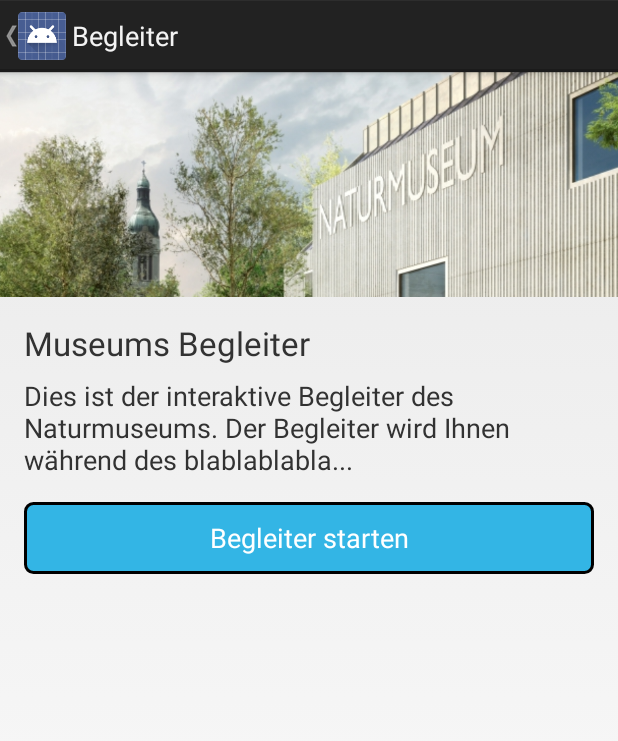
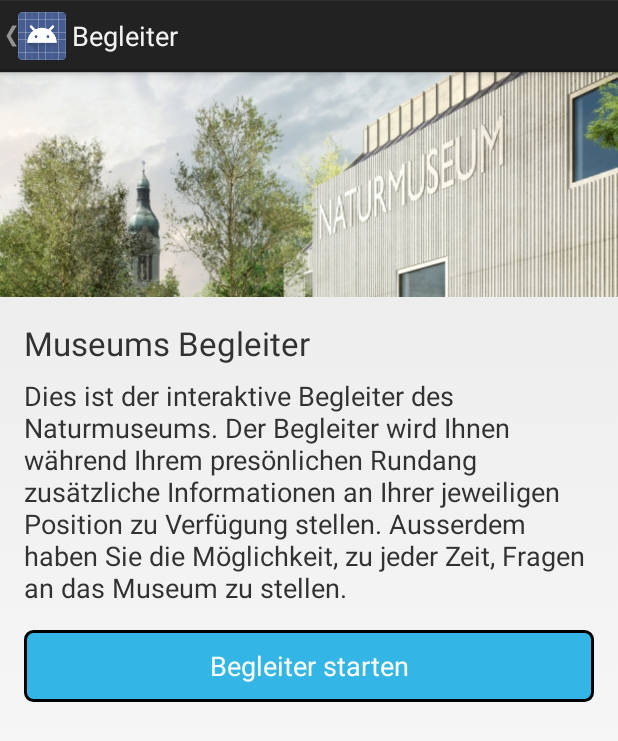
Before and after one commit to HSR-Challenge-Projekt-2014/AndroidApp, an Android app: the screen it shows after launch (HomeActivity), on a phone screen of 412 x 824 dp. Shown: the top 741 px of the screen. Run offline under Robolectric (Android 15) with nearby library versions, the phone set to English and light mode, and no system bars; 2 statements that could not run were skipped.

Commit message:
Added new main icon and revised some texts

```diff
--- a/app/src/main/AndroidManifest.xml
+++ b/app/src/main/AndroidManifest.xml
@@ -10,7 +10,7 @@
 
     <application
             android:allowBackup="true"
-            android:icon="@drawable/ic_guide"
+            android:icon="@drawable/ic_owl"
             android:label="@string/app_name"
             android:theme="@style/AppTheme">
         <activity
--- a/app/src/main/java/ch/hsr/challp/museum/helper/FragmentName.java
+++ b/app/src/main/java/ch/hsr/challp/museum/helper/FragmentName.java
@@ -7,7 +7,7 @@ import ch.hsr.challp.museum.R;
 
 public enum FragmentName {
 
-    GUIDE(0, R.string.title_companion, R.drawable.ic_guide, false),
+    GUIDE(0, R.string.title_companion, R.drawable.ic_owl_dark, false),
     GUIDE_RUNNING(0, R.string.title_companion, -1, true), GUIDE_STOPPED(0, R.string.title_companion,
             -1, false), POI(0, R.string.title_companion, -1, true),
     QUESTIONS(1, R.string.title_question, R.drawable.ic_action_help_light, true),
--- a/app/src/main/java/ch/hsr/challp/museum/service/BeaconServiceNotificationProvider.java
+++ b/app/src/main/java/ch/hsr/challp/museum/service/BeaconServiceNotificationProvider.java
@@ -71,7 +71,7 @@ public class BeaconServiceNotificationProvider {
         NotificationCompat.BigTextStyle bigTextStyle = new NotificationCompat.BigTextStyle();
         bigTextStyle.bigText("Zur App wechseln");
         builder.setStyle(bigTextStyle);
-        builder.setSmallIcon(R.drawable.ic_guide);
+        builder.setSmallIcon(R.drawable.ic_owl);
         builder.setVibrate(null);
         notificationManager.notify(NOTIFICATION_ID, builder.build());
     }
--- a/app/src/main/res/layout/fragment_guide_running.xml
+++ b/app/src/main/res/layout/fragment_guide_running.xml
@@ -34,7 +34,7 @@
                         android:layout_width="match_parent"
                         android:layout_height="wrap_content"
                         android:paddingBottom="@dimen/element_spacing_wide"
-                        android:text="An dieser Position sind keine zusätzlichen Informationen verfügbar."
+                        android:text="An dieser Position sind keine zusätzlichen Informationen verfügbar. Sie werden Informiert, sobald sich dies ändert."
                         android:textSize="@dimen/font_medium"/>
 
                 <ImageView
@@ -51,7 +51,7 @@
                         android:layout_width="match_parent"
                         android:layout_height="wrap_content"
                         android:paddingBottom="@dimen/element_spacing_wide"
-                        android:text="In der Zwischenzeit können Sie beantwortete Besucher-Fragen duchsehen."
+                        android:text="In der Zwischenzeit können Sie beantwortete Besucher-Fragen duchsehen. Wählen Sie dazu den Punkt 'Fragen ans Museum' aus dem Menü."
                         android:textSize="@dimen/font_medium"/>
             </LinearLayout>
         </LinearLayout>
--- a/app/src/main/res/layout/fragment_home.xml
+++ b/app/src/main/res/layout/fragment_home.xml
@@ -42,7 +42,7 @@
                         android:layout_width="match_parent"
                         android:layout_height="wrap_content"
                         android:paddingBottom="@dimen/element_spacing_wide"
-                        android:text="Dies ist der interaktive Begleiter des Naturmuseums. Der Begleiter wird Ihnen während des blablablabla..."
+                        android:text="Dies ist der interaktive Begleiter des Naturmuseums. Der Begleiter wird Ihnen während Ihrem presönlichen Rundang zusätzliche Informationen an Ihrer jeweiligen Position zu Verfügung stellen. Ausserdem haben Sie die Möglichkeit, zu jeder Zeit, Fragen an das Museum zu stellen."
                         android:textSize="@dimen/font_medium"/>
 
                 <Button
--- a/app/src/main/res/values/strings.xml
+++ b/app/src/main/res/values/strings.xml
@@ -1,9 +1,9 @@
 <?xml version="1.0" encoding="utf-8"?>
 <resources>
 
-    <string name="app_name">Museum</string>
+    <string name="app_name">Begleiter</string>
     <string name="action_ask_question">Frage stellen</string>
-    <string name="title_activity_home">Museum Begleiter</string>
+    <string name="title_activity_home">Museums Begleiter</string>
     <string name="title_companion">Begleiter</string>
     <string name="title_question">Frage ans Museum</string>
     <string name="title_read_later">Später lesen</string>
```
Also changed, not shown: app/src/main/res/drawable-hdpi/ic_owl.png (added), app/src/main/res/drawable-hdpi/ic_owl_dark.png (added), app/src/main/res/drawable-mdpi/ic_owl.png (added), app/src/main/res/drawable-mdpi/ic_owl_dark.png (added), app/src/main/res/drawable-xhdpi/ic_owl.png (added), app/src/main/res/drawable-xhdpi/ic_owl_dark.png (added), app/src/main/res/drawable-xxhdpi/ic_owl.png (added), app/src/main/res/drawable-xxhdpi/ic_owl_dark.png (added).
